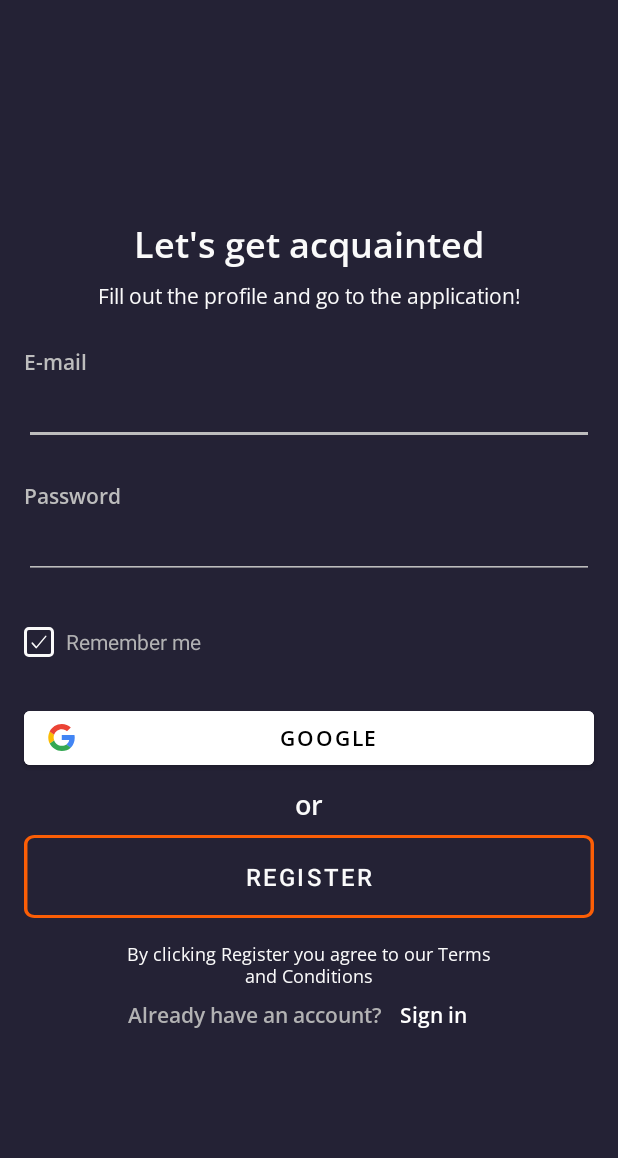
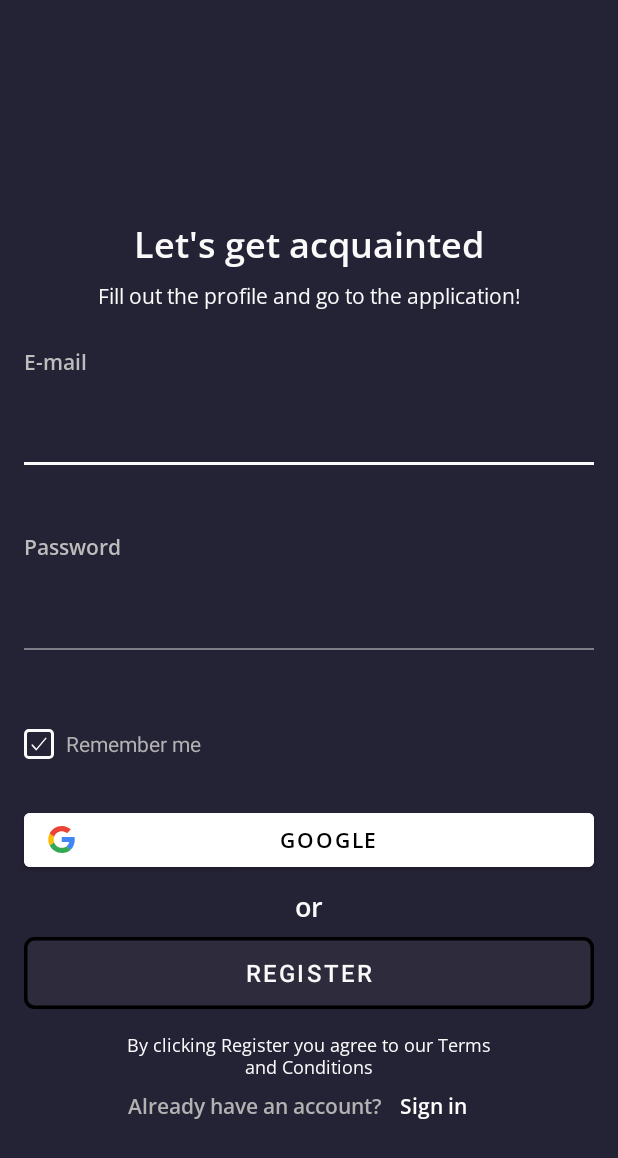
Before and after one commit to 1937Carrie/AndroidAssignment1, an Android app: the screen it shows after launch (SignUpActivity), on a phone screen of 412 x 824 dp. Shown: the top 1158 px of the screen. Run offline under Robolectric (Android 15) with nearby library versions, the phone set to English and light mode, and no system bars.

Commit message:
Commit dated 18:00 16.12.2022

```diff
--- a/app/src/main/java/sdumchykov/task1/SignUpActivity.kt
+++ b/app/src/main/java/sdumchykov/task1/SignUpActivity.kt
@@ -1,31 +1,58 @@
 package sdumchykov.task1
 
 import android.os.Bundle
-import android.view.View
-import android.widget.TextView
+import android.text.Editable
+import android.text.TextWatcher
+import android.widget.Button
 import androidx.appcompat.app.AppCompatActivity
-import com.google.android.gms.common.SignInButton
+import com.google.android.material.textfield.TextInputEditText
 
 
 class SignUpActivity : AppCompatActivity() {
+    private val watcher: TextWatcher = object : TextWatcher {
+        override fun beforeTextChanged(s: CharSequence?, start: Int, count: Int, after: Int) {
+
+        }
+
+        override fun onTextChanged(s: CharSequence?, start: Int, before: Int, count: Int) {
+
+        }
+
+        override fun afterTextChanged(s: Editable?) {
+            val textInputPassword = findViewById<TextInputEditText>(R.id.textInputPassword)
+
+            val lessThanEightSymbols = textInputPassword.text?.length!! < 8
+            val notContainsDigits = !textInputPassword.text?.contains(Regex("\\d"))!!
+            val notContainsCharacters = !textInputPassword.text?.contains(Regex("[a-zA-Z]+"))!!
+
+            if (lessThanEightSymbols || notContainsDigits || notContainsCharacters) {
+                textInputPassword.error = "Enter valid password"
+            }
+
+            val textInputEmail = findViewById<TextInputEditText>(R.id.textInputEmail)
+            if (!textInputEmail.text?.contains(Regex(".+@.+\\..+"))!!) {
+                textInputEmail.error = "Enter valid email"
+            }
+
+            if (textInputEmail.error.isNullOrBlank() && textInputPassword.error.isNullOrBlank()) {
+                val buttonRegister = findViewById<Button>(R.id.buttonRegister)
+                buttonRegister.isEnabled = true
+            }
+
+        }
+    }
+
     override fun onCreate(savedInstanceState: Bundle?) {
         super.onCreate(savedInstanceState)
+
         setContentView(R.layout.activity_sign_up)
 
-//        val signInButton: SignInButton = findViewById(R.id.sign_in_button)
+        val buttonRegister = findViewById<Button>(R.id.buttonRegister)
+        buttonRegister.isEnabled = false
 
-//        setGooglePlusButtonText(signInButton, "GOOGLE")
-
-    }
-
-    private fun setGooglePlusButtonText(signInButton: SignInButton, buttonText: String) {
-        for (i in 0 until signInButton.childCount) {
-            val v: View = signInButton.getChildAt(i)
-
-            if (v is TextView) {
-                v.text = buttonText
-                return
-            }
-        }
+        val textInputEmail = findViewById<TextInputEditText>(R.id.textInputEmail)
+        textInputEmail.addTextChangedListener(watcher)
+        val textInputPassword = findViewById<TextInputEditText>(R.id.textInputPassword)
+        textInputPassword.addTextChangedListener(watcher)
     }
 }
--- a/app/src/main/res/drawable/button.xml
+++ b/app/src/main/res/drawable/button_pressed.xml
@@ -10,9 +10,8 @@
 
         <path
             android:pathData="M6 0H322C325.314 0 328 2.68629 328 6V34C328 37.3137 325.314 40 322 40H6C2.68629 40 0 37.3137 0 34V6C0 2.68629 2.68629 0 6 0Z"
-
             android:strokeWidth="4"
-            android:strokeColor="#242235" />
+            android:strokeColor="@color/orange" />
 
     </group>
 
--- a/app/src/main/res/drawable/register_button.xml
+++ b/app/src/main/res/drawable/register_button.xml
@@ -1,24 +1,9 @@
-<vector
-    xmlns:android="http://schemas.android.com/apk/res/android"
-    xmlns:aapt="http://schemas.android.com/aapt"
-    android:width="328dp"
-    android:height="55dp"
-    android:viewportWidth="328"
-    android:viewportHeight="55"
-    >
-
-    <group>
-
-        <clip-path
-            android:pathData="M6 0H322C325.314 0 328 2.68629 328 6V49C328 52.3137 325.314 55 322 55H6C2.68629 55 0 52.3137 0 49V6C0 2.68629 2.68629 0 6 0Z"
-            />
-
-        <path
-            android:pathData="M6 0H322C325.314 0 328 2.68629 328 6V49C328 52.3137 325.314 55 322 55H6C2.68629 55 0 52.3137 0 49V6C0 2.68629 2.68629 0 6 0Z"
-            android:strokeWidth="4"
-            android:strokeColor="#FB5E06"
-            />
-
-    </group>
-
-</vector>
+<?xml version="1.0" encoding="utf-8"?>
+<selector xmlns:android="http://schemas.android.com/apk/res/android">
+    <item>
+        <shape android:shape="rectangle">
+            <corners android:radius="6dp" />
+            <stroke android:width="3dp" android:color="@color/orange" />
+        </shape>
+    </item>
+</selector>
--- /dev/null
+++ b/app/src/main/res/drawable/selector_xml_name.xml
@@ -0,0 +1,6 @@
+<?xml version="1.0" encoding="utf-8"?>
+<selector xmlns:android="http://schemas.android.com/apk/res/android">
+    <item android:drawable="@drawable/signup_button_disabled" android:state_enabled="false" />
+    <item android:drawable="@drawable/signup_button_pressed" android:state_pressed="true" />
+    <item android:drawable="@drawable/signup_button_plain" />
+</selector>
--- /dev/null
+++ b/app/src/main/res/drawable/signup_button_disabled.xml
@@ -0,0 +1,19 @@
+<vector xmlns:android="http://schemas.android.com/apk/res/android"
+    android:width="328dp"
+    android:height="40dp"
+    android:viewportWidth="328"
+    android:viewportHeight="40">
+
+    <group>
+
+        <clip-path android:pathData="M6 0H322C325.314 0 328 2.68629 328 6V34C328 37.3137 325.314 40 322 40H6C2.68629 40 0 37.3137 0 34V6C0 2.68629 2.68629 0 6 0Z" />
+
+        <path
+            android:fillColor="@color/half_transparent_grey"
+            android:pathData="M6 0H322C325.314 0 328 2.68629 328 6V34C328 37.3137 325.314 40 322 40H6C2.68629 40 0 37.3137 0 34V6C0 2.68629 2.68629 0 6 0Z"
+            android:strokeWidth="4"
+            android:strokeColor="@color/black" />
+
+    </group>
+
+</vector>
--- /dev/null
+++ b/app/src/main/res/drawable/signup_button_plain.xml
@@ -0,0 +1,19 @@
+<vector xmlns:android="http://schemas.android.com/apk/res/android"
+    android:width="328dp"
+    android:height="40dp"
+    android:viewportWidth="328"
+    android:viewportHeight="40">
+
+    <group>
+
+        <clip-path android:pathData="M6 0H322C325.314 0 328 2.68629 328 6V34C328 37.3137 325.314 40 322 40H6C2.68629 40 0 37.3137 0 34V6C0 2.68629 2.68629 0 6 0Z" />
+
+        <path
+            android:pathData="M6 0H322C325.314 0 328 2.68629 328 6V34C328 37.3137 325.314 40 322 40H6C2.68629 40 0 37.3137 0 34V6C0 2.68629 2.68629 0 6 0Z"
+
+            android:strokeWidth="4"
+            android:strokeColor="@color/orange" />
+
+    </group>
+
+</vector>
--- /dev/null
+++ b/app/src/main/res/drawable/signup_button_pressed.xml
@@ -0,0 +1,19 @@
+<vector xmlns:android="http://schemas.android.com/apk/res/android"
+    android:width="328dp"
+    android:height="40dp"
+    android:viewportWidth="328"
+    android:viewportHeight="40">
+
+    <group>
+
+        <clip-path android:pathData="M6 0H322C325.314 0 328 2.68629 328 6V34C328 37.3137 325.314 40 322 40H6C2.68629 40 0 37.3137 0 34V6C0 2.68629 2.68629 0 6 0Z" />
+
+        <path
+            android:fillColor="@color/half_transparent_blue"
+            android:pathData="M6 0H322C325.314 0 328 2.68629 328 6V34C328 37.3137 325.314 40 322 40H6C2.68629 40 0 37.3137 0 34V6C0 2.68629 2.68629 0 6 0Z"
+            android:strokeWidth="4"
+            android:strokeColor="@color/orange" />
+
+    </group>
+
+</vector>
--- a/app/src/main/res/layout/activity_main.xml
+++ b/app/src/main/res/layout/activity_main.xml
@@ -135,7 +135,7 @@
         android:id="@+id/button_editprofile"
         style="@style/edit_profileLayout"
 
-        android:background="@drawable/button"
+        android:background="@drawable/button_pressed"
         android:onClick="onClickEditProfile"
         android:text="@string/edite_profile"
 
--- a/app/src/main/res/layout/activity_sign_up.xml
+++ b/app/src/main/res/layout/activity_sign_up.xml
@@ -5,7 +5,6 @@
     android:layout_width="match_parent"
     android:layout_height="match_parent"
     android:background="@color/steel_gray">
-
 
     <TextView
         android:id="@+id/textViewLetsGetAcquainted"
@@ -57,20 +56,30 @@
         app:layout_constraintStart_toStartOf="parent"
         app:layout_constraintTop_toBottomOf="@+id/textViewFillOutProfile" />
 
-    <EditText
-        android:id="@+id/editTextTextEmailAddress"
+    <com.google.android.material.textfield.TextInputLayout
+        android:id="@+id/textInputLayoutEmail"
         android:layout_width="match_parent"
         android:layout_height="wrap_content"
         android:layout_marginHorizontal="16dp"
 
-        android:backgroundTint="@color/col_bdbdbd"
-        android:ems="10"
-        android:inputType="textEmailAddress"
-        android:textColor="@color/alabaster"
+        android:theme="@style/ThemeOverlay.App.TextInputLayout"
+        app:errorEnabled="true"
 
         app:layout_constraintEnd_toEndOf="parent"
         app:layout_constraintStart_toStartOf="parent"
-        app:layout_constraintTop_toBottomOf="@+id/textViewEmail" />
+        app:layout_constraintTop_toBottomOf="@+id/textViewEmail">
+
+        <com.google.android.material.textfield.TextInputEditText
+            android:id="@+id/textInputEmail"
+            android:layout_width="match_parent"
+            android:layout_height="wrap_content"
+            android:backgroundTint="@android:color/transparent"
+
+            android:inputType="textEmailAddress"
+            android:textColor="@color/alabaster"
+            android:textSize="18sp" />
+
+    </com.google.android.material.textfield.TextInputLayout>
 
     <TextView
         android:id="@+id/textViewPassword"
@@ -86,23 +95,32 @@
         android:textSize="14sp"
 
         app:layout_constraintStart_toStartOf="parent"
-        app:layout_constraintTop_toBottomOf="@+id/editTextTextEmailAddress" />
+        app:layout_constraintTop_toBottomOf="@+id/textInputLayoutEmail" />
 
-    <EditText
-        android:id="@+id/editTextTextPassword"
+    <com.google.android.material.textfield.TextInputLayout
+        android:id="@+id/textInputLayoutPassword"
         android:layout_width="match_parent"
         android:layout_height="wrap_content"
         android:layout_marginHorizontal="16dp"
 
-        android:backgroundTint="@color/col_bdbdbd"
-        android:ems="10"
-        android:inputType="textPassword"
-        android:textColor="@color/alabaster"
+        android:theme="@style/ThemeOverlay.App.TextInputLayout"
+        app:errorEnabled="true"
 
         app:layout_constraintEnd_toEndOf="parent"
         app:layout_constraintStart_toStartOf="parent"
-        app:layout_constraintTop_toBottomOf="@id/textViewPassword" />
+        app:layout_constraintTop_toBottomOf="@id/textViewPassword">
 
+        <com.google.android.material.textfield.TextInputEditText
+            android:id="@+id/textInputPassword"
+            android:layout_width="match_parent"
+            android:layout_height="wrap_content"
+            android:backgroundTint="@android:color/transparent"
+
+            android:inputType="textPassword"
+            android:textColor="@color/alabaster"
+            android:textSize="18sp" />
+
+    </com.google.android.material.textfield.TextInputLayout>
 
     <CheckBox
         android:id="@+id/checkBoxRememberMe"
@@ -111,17 +129,17 @@
         android:layout_marginTop="18dp"
 
         android:backgroundTint="@color/orange"
+        android:button="@drawable/checkbox"
         android:buttonTint="@color/alabaster"
-        android:button="@drawable/checkbox"
         android:checked="true"
         android:lineSpacingExtra="-1sp"
+        android:paddingStart="8dp"
         android:text="@string/remember_me"
         android:textColor="@color/col_b2b2b3"
         android:textSize="14sp"
-        android:paddingStart="8dp"
 
-        app:layout_constraintStart_toStartOf="@id/editTextTextPassword"
-        app:layout_constraintTop_toBottomOf="@id/editTextTextPassword"
+        app:layout_constraintStart_toStartOf="@id/textInputLayoutPassword"
+        app:layout_constraintTop_toBottomOf="@id/textInputLayoutPassword"
         tools:ignore="RtlSymmetry" />
 
     <Button
@@ -166,12 +184,12 @@
         android:layout_marginTop="8dp"
         android:layout_marginEnd="16dp"
 
-        android:background="@drawable/register_button"
+        android:background="@drawable/selector_xml_name"
+        app:backgroundTint="@null"
+        android:text="@string/register"
 
-        android:text="@string/register"
         android:textColor="@color/alabaster"
         android:textSize="16sp"
-        app:backgroundTint="@null"
 
         app:layout_constraintEnd_toEndOf="parent"
         app:layout_constraintStart_toStartOf="parent"
--- a/app/src/main/res/values/colors.xml
+++ b/app/src/main/res/values/colors.xml
@@ -14,4 +14,6 @@
     <color name="col_bdbdbd">#BDBDBD</color>
     <color name="col_b2b2b3">#B2B2B3</color>
     <color name="col_18181f">#18181F</color>
+    <color name="half_transparent_blue">#4000ADEF</color>
+    <color name="half_transparent_grey">#1A808080</color>
 </resources>
--- a/app/src/main/res/values/themes.xml
+++ b/app/src/main/res/values/themes.xml
@@ -12,6 +12,12 @@
         <!-- Status bar color. -->
         <item name="android:statusBarColor">?attr/colorPrimaryVariant</item>
         <!-- Customize your theme here. -->
+    </style>
+
+    <style name="ThemeOverlay.App.TextInputLayout" parent="">
+        <item name="colorPrimary">@color/alabaster</item>
+        <item name="colorOnSurface">@color/alabaster</item>
+        <item name="colorError">@color/alabaster</item>
     </style>
 
     <style name="viewLayout">
@@ -100,4 +106,5 @@
         <item name="android:letterSpacing">0.09</item>
         <item name="android:fontFamily">@font/opensans_semi_bold</item>
     </style>
+
 </resources>
```
Also changed, not shown: app/src/debug/ic_launcher-playstore.png (deleted).
